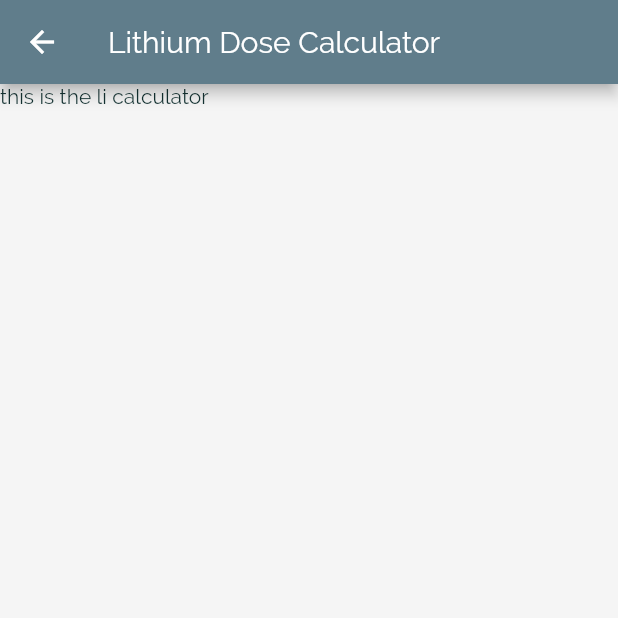
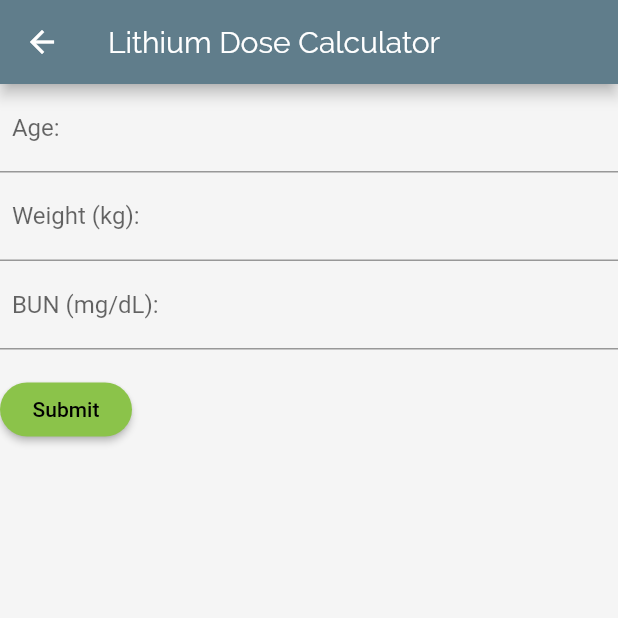
Before and after one commit to skoller/PsychStation, a Flutter app: the LiCalcScreen screen opened by its route, on a phone screen of 412 x 824 dp, the top half of it. Run offline on Flutter 3.47's test engine with Material 2 defaults, Android fonts, the phone set to English and light mode, and no system bars; our stand-ins replace cloud_firestore, firebase_auth; accounts and stored records are empty.

Commit message:
started on Li calc without computation completed

```diff
--- /dev/null
+++ b/lib/Tools/Calculators/Lithium_calc/LiForm.dart
@@ -0,0 +1,207 @@
+import 'package:flutter/material.dart';
+
+class LiForm extends StatefulWidget {
+  @override
+  LiFormState createState() {
+    return LiFormState();
+  }
+}
+
+// Create a corresponding State class.
+// This class holds data related to the form.
+class LiFormState extends State<LiForm> {
+  // Create a global key that uniquely identifies the Form widget
+  // and allows validation of the form.
+  //
+  // Note: This is a GlobalKey<FormState>,
+  // not a GlobalKey<MyCustomFormState>.
+  final _formKey = GlobalKey<FormState>();
+final weightController = TextEditingController();
+  final ageController = TextEditingController();
+  final bunController = TextEditingController();
+
+   var age;
+  var weight;
+  var bun;
+
+  @override
+  Widget build(BuildContext context) {
+    // Build a Form widget using the _formKey created above.
+    return Form(
+      key: _formKey,
+      child: Column(
+        crossAxisAlignment: CrossAxisAlignment.start,
+        children: <Widget>[
+          TextFormField(
+              key: ValueKey('Age'),
+              validator: (value) {
+                if (value.isEmpty) {
+                  return 'Please enter age.';
+                }
+
+                return null;
+              },
+              keyboardType: TextInputType.number,
+              decoration: InputDecoration(
+                labelText: "  Age:",
+                // labelStyle: TextStyle(fontWeight: FontWeight.bold),
+              ),
+              controller: ageController,
+               onChanged: (value) {
+                    age = value;
+                    print(age);
+                  },
+            ),
+            TextFormField(
+              key: ValueKey('Weight'),
+              // validator: (value) {
+              //   if (value.isEmpty || !value.contains('@')) {
+              //     return 'Please enter a valid email address.';
+              //   }
+              //   return null;
+              // },
+              keyboardType: TextInputType.number,
+              decoration: InputDecoration(
+                labelText: "  Weight (kg):",
+                // labelStyle: TextStyle(fontWeight: FontWeight.bold),
+              ),
+              controller: weightController,
+              // onChanged: (value) {
+              //     _weight = value;
+              //     print(_weight);
+              //   },
+            ),
+            TextFormField(
+              key: ValueKey('Bun'),
+              keyboardType: TextInputType.number,
+              decoration: InputDecoration(
+                labelText: "  BUN (mg/dL):",
+                // labelStyle: TextStyle(fontWeight: FontWeight.bold),
+              ),
+              controller: bunController,
+              // onChanged: (value) {
+              //     _bun = value;
+              //     print(_bun);
+              //   },
+            ),
+          Padding(
+            padding: const EdgeInsets.symmetric(vertical: 16.0),
+            child: RaisedButton(
+              onPressed: () {
+                // Validate returns true if the form is valid, or false
+                // otherwise.
+                if (_formKey.currentState.validate()) {
+                  // If the form is valid, display a Snackbar.
+                  Scaffold.of(context)
+                      .showSnackBar(SnackBar(content: Text('Processing Data')));
+                }
+              },
+              child: Text('Submit'),
+            ),
+          ),
+        ],
+      ),
+    );
+  }
+}
+
+
+
+
+
+
+
+
+
+
+// Card(
+//         elevation: 5,
+//         child: Column(mainAxisSize: MainAxisSize.min, children: <Widget>[
+//           Card(
+//             elevation: 5,
+//             child: TextFormField(
+//               key: ValueKey('Age'),
+//               validator: (value) {
+//                 if (value.isEmpty) {
+//                   return 'Please enter age.';
+//                 }
+//                 return null;
+//               },
+//               keyboardType: TextInputType.number,
+//               decoration: InputDecoration(
+//                 labelText: "  Age:",
+//                 // labelStyle: TextStyle(fontWeight: FontWeight.bold),
+//               ),
+//               controller: ageController,
+//               //  onChanged: (value) {
+//               //       _age = value;
+//               //       print(_age);
+//               //     },
+//             ),
+//           ),
+//           Card(
+//             elevation: 5,
+//             child: TextFormField(
+//               key: ValueKey('Weight'),
+//               // validator: (value) {
+//               //   if (value.isEmpty || !value.contains('@')) {
+//               //     return 'Please enter a valid email address.';
+//               //   }
+//               //   return null;
+//               // },
+//               keyboardType: TextInputType.number,
+//               decoration: InputDecoration(
+//                 labelText: "  Weight (kg):",
+//                 // labelStyle: TextStyle(fontWeight: FontWeight.bold),
+//               ),
+//               controller: weightController,
+//               // onChanged: (value) {
+//               //     _weight = value;
+//               //     print(_weight);
+//               //   },
+//             ),
+//           ),
+//           Card(
+//             elevation: 5,
+//             child: TextFormField(
+//               key: ValueKey('Bun'),
+//               keyboardType: TextInputType.number,
+//               decoration: InputDecoration(
+//                 labelText: "  BUN (mg/dL):",
+//                 // labelStyle: TextStyle(fontWeight: FontWeight.bold),
+//               ),
+//               controller: bunController,
+//               // onChanged: (value) {
+//               //     _bun = value;
+//               //     print(_bun);
+//               //   },
+//             ),
+//           ),
+//           Container(
+//               padding: EdgeInsets.all(5),
+//               child: Column(children: [
+//                 RaisedButton(
+//                     textColor: Colors.white,
+//                     child: Text('calculate'),
+//                     onPressed: () {
+//                       if (ageController.text != null) {
+//                         if (int.tryParse(ageController.text) != null) {
+//                           age = ageController.text;
+//                           print(age);
+//                         } else {
+//                           age = 0;
+//                           print("age parse error");
+//                         }
+//                       } else {
+//                         age = 0;
+//                         print("age is null");
+//                       }
+//                       // weightController.text
+//                     }),
+//                 // Text("${zetin(ageController.text, weightController.text)}"),
+//                 Text("The Result:"),
+//                 Text("The Result:"),
+//                 Text("The Result:")
+//               ]))
+//         ]),
+//       ),
--- a/lib/Tools/Calculators/Lithium_calc/Li_calc_screen.dart
+++ b/lib/Tools/Calculators/Lithium_calc/Li_calc_screen.dart
@@ -1,15 +1,36 @@
 import 'package:flutter/material.dart';
+import './LiForm.dart';
 
-class LiCalcScreen extends StatelessWidget {
+class LiCalcScreen extends StatefulWidget {
   @override
+  _LiCalcScreenState createState() => _LiCalcScreenState();
+}
+
+class _LiCalcScreenState extends State<LiCalcScreen> {
+
+  @override
+  // final weightController = TextEditingController();
+  // final ageController = TextEditingController();
+  // final bunController = TextEditingController();
+  // var age;
+  // var weight;
+  // var bun;
+
+  // final _formKey = GlobalKey<FormState>();
+
+  // double zetin(String age, String weight) {
+  //   var _age = int.parse(age);
+  //   var _weight = double.parse(weight);
+  //   return (_age + _weight);
+  // }
+
   Widget build(BuildContext context) {
     return Scaffold(
       appBar: AppBar(
         title: Text("Lithium Dose Calculator"),
       ),
       body: Container(
-       child: Text('this is the li calculator'),
-      ),
+        child: LiForm())
     );
   }
 }
```
Also changed, not shown: 9 other files.
